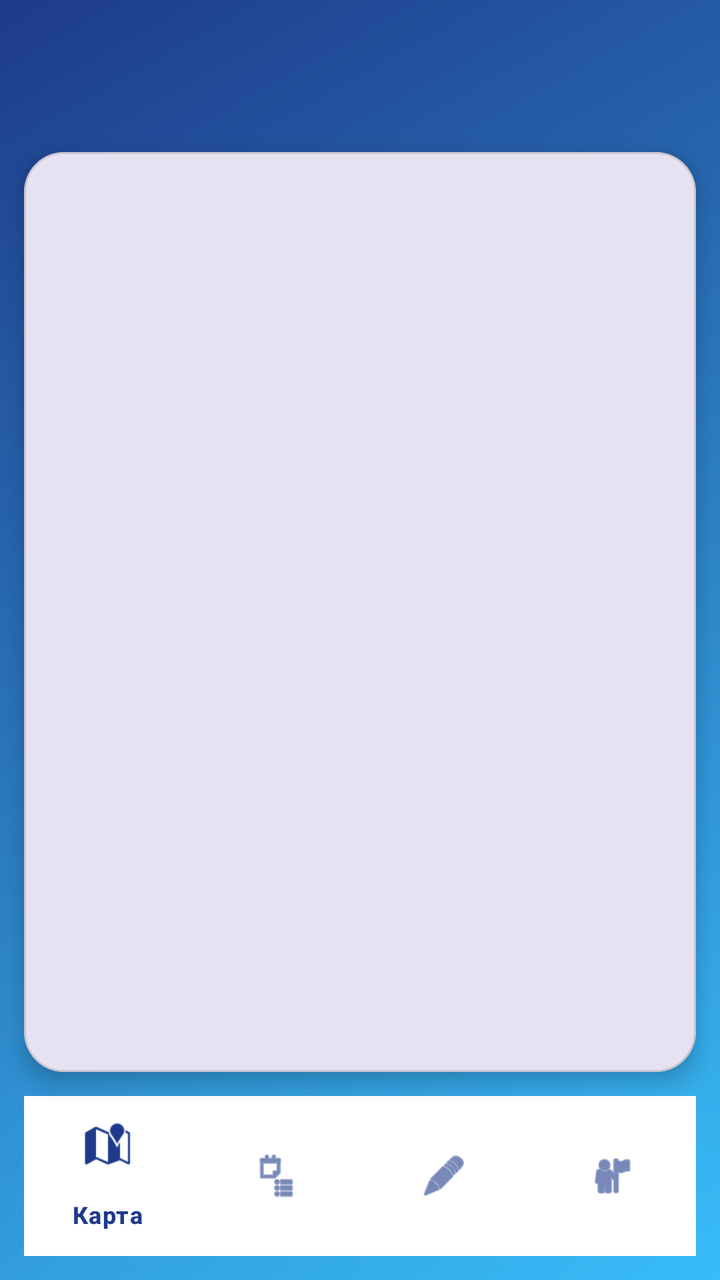
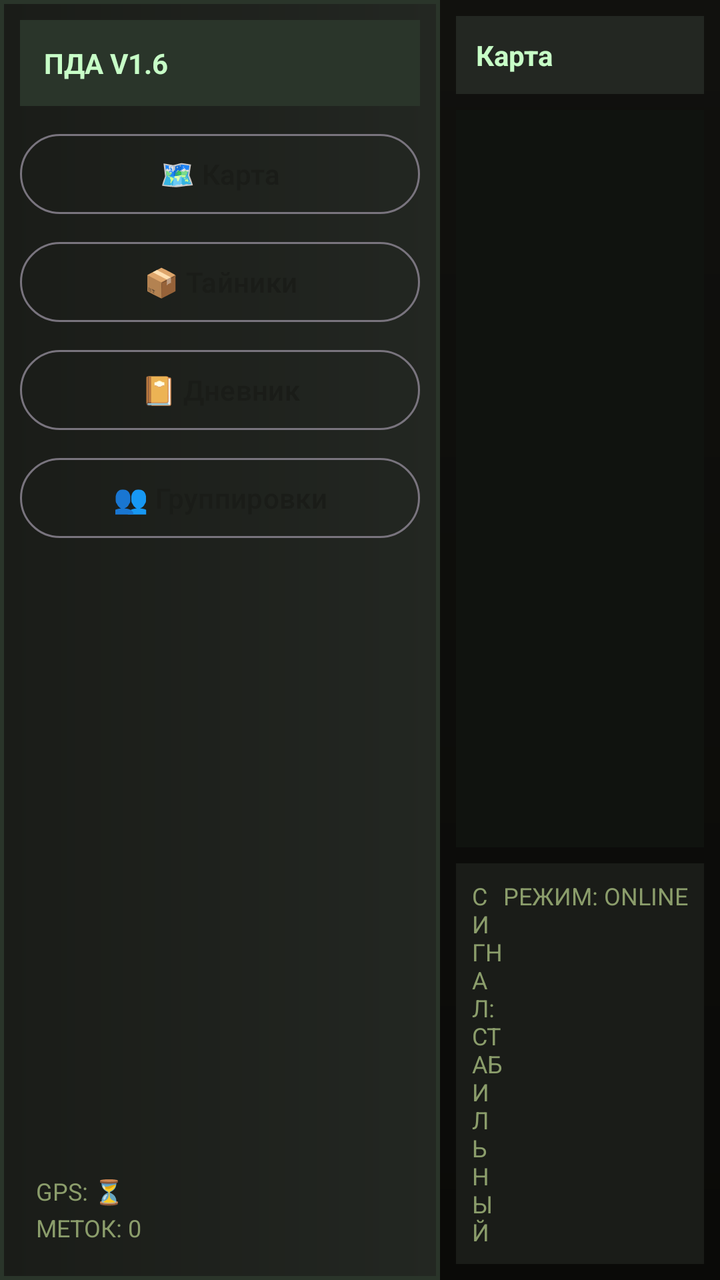

An Android layout rendered at two revisions. The XML below is the earlier revision; the diff shows what the commit changed to produce the second picture.
<!-- AndroidManifest.xml: application theme Theme.PDAWeb -->
<!-- res/layout/activity_main.xml -->
<?xml version="1.0" encoding="utf-8"?>
<androidx.constraintlayout.widget.ConstraintLayout xmlns:android="http://schemas.android.com/apk/res/android"
    xmlns:app="http://schemas.android.com/apk/res-auto"
    android:layout_width="match_parent"
    android:layout_height="match_parent"
    android:background="@drawable/background_gradient">

    <com.google.android.material.appbar.MaterialToolbar
        android:id="@+id/toolbar"
        android:layout_width="0dp"
        android:layout_height="wrap_content"
        android:layout_margin="12dp"
        android:title="@string/app_name"
        android:titleTextColor="@android:color/white"
        app:layout_constraintEnd_toEndOf="parent"
        app:layout_constraintStart_toStartOf="parent"
        app:layout_constraintTop_toTopOf="parent" />

    <com.google.android.material.card.MaterialCardView
        android:id="@+id/contentCard"
        android:layout_width="0dp"
        android:layout_height="0dp"
        android:layout_marginStart="12dp"
        android:layout_marginEnd="12dp"
        android:layout_marginBottom="12dp"
        app:cardCornerRadius="20dp"
        app:cardElevation="6dp"
        app:layout_constraintBottom_toTopOf="@id/bottomNav"
        app:layout_constraintEnd_toEndOf="parent"
        app:layout_constraintStart_toStartOf="parent"
        app:layout_constraintTop_toBottomOf="@id/toolbar">

        <FrameLayout
            android:id="@+id/fragmentContainer"
            android:layout_width="match_parent"
            android:layout_height="match_parent" />
    </com.google.android.material.card.MaterialCardView>

    <com.google.android.material.bottomnavigation.BottomNavigationView
        android:id="@+id/bottomNav"
        android:layout_width="0dp"
        android:layout_height="wrap_content"
        android:layout_margin="12dp"
        android:background="@android:color/white"
        app:itemIconTint="@color/deep_blue"
        app:itemTextColor="@color/deep_blue"
        app:layout_constraintBottom_toBottomOf="parent"
        app:layout_constraintEnd_toEndOf="parent"
        app:layout_constraintStart_toStartOf="parent"
        app:menu="@menu/bottom_nav_menu" />

</androidx.constraintlayout.widget.ConstraintLayout>
<!-- resources referenced by this layout -->
<resources>
  <color name="deep_blue">#1E3A8A</color>
  <!-- drawable background_gradient (drawable) -->
  <?xml version="1.0" encoding="utf-8"?>
  <shape xmlns:android="http://schemas.android.com/apk/res/android" android:shape="rectangle">
      <gradient
          android:angle="315"
          android:endColor="@color/light_blue"
          android:startColor="@color/deep_blue" />
  </shape>
  <string name="app_name">PDA Native</string>
  <style name="Theme.PDAWeb" parent="Theme.Material3.DayNight.NoActionBar">
          <item name="android:statusBarColor">@android:color/transparent</item>
          <item name="android:navigationBarColor">@android:color/black</item>
          <item name="colorPrimary">@color/deep_blue</item>
          <item name="colorSecondary">@color/light_blue</item>
          <item name="android:windowLightStatusBar" tools:targetApi="m">false</item>
      </style>
  <color name="light_blue">#38BDF8</color>
</resources>

<!-- the commit's change to res/layout/activity_main.xml (unified diff, before → after) -->
@@ -1,52 +1,140 @@
 <?xml version="1.0" encoding="utf-8"?>
-<androidx.constraintlayout.widget.ConstraintLayout xmlns:android="http://schemas.android.com/apk/res/android"
-    xmlns:app="http://schemas.android.com/apk/res-auto"
+<LinearLayout xmlns:android="http://schemas.android.com/apk/res/android"
     android:layout_width="match_parent"
     android:layout_height="match_parent"
-    android:background="@drawable/background_gradient">
+    android:orientation="horizontal"
+    android:background="@drawable/pda_background_panel">
 
-    <com.google.android.material.appbar.MaterialToolbar
-        android:id="@+id/toolbar"
+    <LinearLayout
+        android:id="@+id/sideMenu"
+        android:layout_width="220dp"
+        android:layout_height="match_parent"
+        android:background="@drawable/pda_background_menu"
+        android:orientation="vertical"
+        android:padding="10dp">
+
+        <TextView
+            android:layout_width="match_parent"
+            android:layout_height="wrap_content"
+            android:background="#2a352a"
+            android:padding="12dp"
+            android:text="ПДА V1.6"
+            android:textAllCaps="true"
+            android:textColor="#C7FEC7"
+            android:textStyle="bold" />
+
+        <com.google.android.material.button.MaterialButton
+            android:id="@+id/menuMap"
+            style="@style/Widget.Material3.Button.OutlinedButton"
+            android:layout_width="match_parent"
+            android:layout_height="wrap_content"
+            android:layout_marginTop="10dp"
+            android:text="🗺 Карта" />
+
+        <com.google.android.material.button.MaterialButton
+            android:id="@+id/menuStashes"
+            style="@style/Widget.Material3.Button.OutlinedButton"
+            android:layout_width="match_parent"
+            android:layout_height="wrap_content"
+            android:layout_marginTop="6dp"
+            android:text="📦 Тайники" />
+
+        <com.google.android.material.button.MaterialButton
+            android:id="@+id/menuJournal"
+            style="@style/Widget.Material3.Button.OutlinedButton"
+            android:layout_width="match_parent"
+            android:layout_height="wrap_content"
+            android:layout_marginTop="6dp"
+            android:text="📔 Дневник" />
+
+        <com.google.android.material.button.MaterialButton
+            android:id="@+id/menuGroups"
+            style="@style/Widget.Material3.Button.OutlinedButton"
+            android:layout_width="match_parent"
+            android:layout_height="wrap_content"
+            android:layout_marginTop="6dp"
+            android:text="👥 Группировки" />
+
+        <Space
+            android:layout_width="match_parent"
+            android:layout_height="0dp"
+            android:layout_weight="1" />
+
+        <LinearLayout
+            android:layout_width="match_parent"
+            android:layout_height="wrap_content"
+            android:orientation="vertical"
+            android:padding="8dp">
+
+            <TextView
+                android:id="@+id/gpsStatus"
+                android:layout_width="wrap_content"
+                android:layout_height="wrap_content"
+                android:text="GPS: ⏳"
+                android:textColor="#8b9d6b"
+                android:textSize="12sp" />
+
+            <TextView
+                android:id="@+id/markerCount"
+                android:layout_width="wrap_content"
+                android:layout_height="wrap_content"
+                android:layout_marginTop="2dp"
+                android:text="МЕТОК: 0"
+                android:textColor="#8b9d6b"
+                android:textSize="12sp" />
+        </LinearLayout>
+    </LinearLayout>
+
+    <LinearLayout
         android:layout_width="0dp"
-        android:layout_height="wrap_content"
-        android:layout_margin="12dp"
-        android:title="@string/app_name"
-        android:titleTextColor="@android:color/white"
-        app:layout_constraintEnd_toEndOf="parent"
-        app:layout_constraintStart_toStartOf="parent"
-        app:layout_constraintTop_toTopOf="parent" />
+        android:layout_height="match_parent"
+        android:layout_weight="1"
+        android:orientation="vertical"
+        android:padding="8dp">
 
-    <com.google.android.material.card.MaterialCardView
-        android:id="@+id/contentCard"
-        android:layout_width="0dp"
-        android:layout_height="0dp"
-        android:layout_marginStart="12dp"
-        android:layout_marginEnd="12dp"
-        android:layout_marginBottom="12dp"
-        app:cardCornerRadius="20dp"
-        app:cardElevation="6dp"
-        app:layout_constraintBottom_toTopOf="@id/bottomNav"
-        app:layout_constraintEnd_toEndOf="parent"
-        app:layout_constraintStart_toStartOf="parent"
-        app:layout_constraintTop_toBottomOf="@id/toolbar">
+        <TextView
+            android:id="@+id/toolbarTitle"
+            android:layout_width="match_parent"
+            android:layout_height="wrap_content"
+            android:background="#232722"
+            android:padding="10dp"
+            android:text="Карта"
+            android:textColor="#C7FEC7"
+            android:textStyle="bold" />
 
         <FrameLayout
             android:id="@+id/fragmentContainer"
             android:layout_width="match_parent"
-            android:layout_height="match_parent" />
-    </com.google.android.material.card.MaterialCardView>
+            android:layout_height="0dp"
+            android:layout_weight="1"
+            android:layout_marginTop="8dp"
+            android:background="#10130f" />
 
-    <com.google.android.material.bottomnavigation.BottomNavigationView
-        android:id="@+id/bottomNav"
-        android:layout_width="0dp"
-        android:layout_height="wrap_content"
-        android:layout_margin="12dp"
-        android:background="@android:color/white"
-        app:itemIconTint="@color/deep_blue"
-        app:itemTextColor="@color/deep_blue"
-        app:layout_constraintBottom_toBottomOf="parent"
-        app:layout_constraintEnd_toEndOf="parent"
-        app:layout_constraintStart_toStartOf="parent"
-        app:menu="@menu/bottom_nav_menu" />
+        <LinearLayout
+            android:layout_width="match_parent"
+            android:layout_height="wrap_content"
+            android:layout_marginTop="8dp"
+            android:background="#1a1c18"
+            android:orientation="horizontal"
+            android:padding="8dp">
 
-</androidx.constraintlayout.widget.ConstraintLayout>
+            <TextView
+                android:id="@+id/statusLeft"
+                android:layout_width="0dp"
+                android:layout_height="wrap_content"
+                android:layout_weight="1"
+                android:text="СИГНАЛ: СТАБИЛЬНЫЙ"
+                android:textColor="#8b9d6b"
+                android:textSize="12sp" />
+
+            <TextView
+                android:id="@+id/statusRight"
+                android:layout_width="wrap_content"
+                android:layout_height="wrap_content"
+                android:text="РЕЖИМ: ONLINE"
+                android:textColor="#8b9d6b"
+                android:textSize="12sp" />
+        </LinearLayout>
+    </LinearLayout>
+
+</LinearLayout>
<!-- resource entries referenced after the edit -->
@@ -1,15 +1,24 @@
 <!-- resources referenced by this layout -->
 <resources>
-  <color name="deep_blue">#1E3A8A</color>
-  <!-- drawable background_gradient (drawable) -->
+  <!-- drawable pda_background_menu (drawable) -->
   <?xml version="1.0" encoding="utf-8"?>
-  <shape xmlns:android="http://schemas.android.com/apk/res/android" android:shape="rectangle">
+  <shape xmlns:android="http://schemas.android.com/apk/res/android">
       <gradient
-          android:angle="315"
-          android:endColor="@color/light_blue"
-          android:startColor="@color/deep_blue" />
+          android:angle="0"
+          android:startColor="#1a1c18"
+          android:endColor="#232722" />
+      <stroke
+          android:width="2dp"
+          android:color="#2a352a" />
   </shape>
-  <string name="app_name">PDA Native</string>
+  <!-- drawable pda_background_panel (drawable) -->
+  <?xml version="1.0" encoding="utf-8"?>
+  <shape xmlns:android="http://schemas.android.com/apk/res/android">
+      <gradient
+          android:angle="90"
+          android:startColor="#0a0a08"
+          android:endColor="#11110e" />
+  </shape>
   <style name="Theme.PDAWeb" parent="Theme.Material3.DayNight.NoActionBar">
           <item name="android:statusBarColor">@android:color/transparent</item>
           <item name="android:navigationBarColor">@android:color/black</item>
@@ -17,6 +26,7 @@
           <item name="colorSecondary">@color/light_blue</item>
           <item name="android:windowLightStatusBar" tools:targetApi="m">false</item>
       </style>
-  <color name="light_blue">#38BDF8</color>
+  <color name="deep_blue">#1A1C18</color>
+  <color name="light_blue">#2A352A</color>
 </resources>
 
